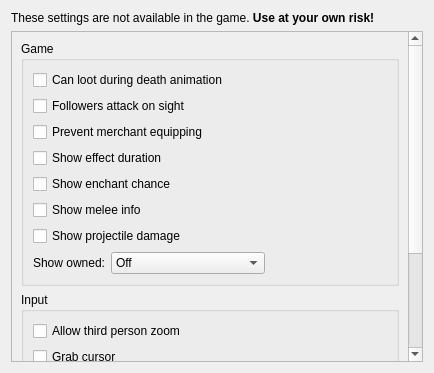
The window that files/ui/advancedpage.ui (nikamigaming-create/nikami-openmw-lab) describes before a commit, drawn with Qt 5.
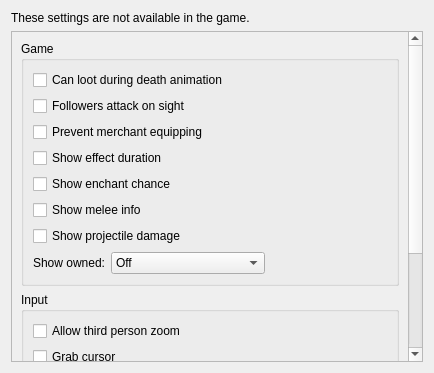
The same window after the commit.

Commit message: Removing "Use these settings at your own risk"

```diff
--- a/files/ui/advancedpage.ui
+++ b/files/ui/advancedpage.ui
@@ -14,7 +14,7 @@
    <item>
     <widget class="QLabel" name="label">
      <property name="text">
-      <string>&lt;html&gt;&lt;head/&gt;&lt;body&gt;&lt;p&gt;These settings are not available in the game. &lt;span style=&quot; font-weight:600;&quot;&gt;Use at your own risk!&lt;/span&gt;&lt;/p&gt;&lt;/body&gt;&lt;/html&gt;</string>
+      <string>&lt;html&gt;&lt;head/&gt;&lt;body&gt;&lt;p&gt;These settings are not available in the game.&lt;/p&gt;&lt;/body&gt;&lt;/html&gt;</string>
      </property>
     </widget>
    </item>
```
